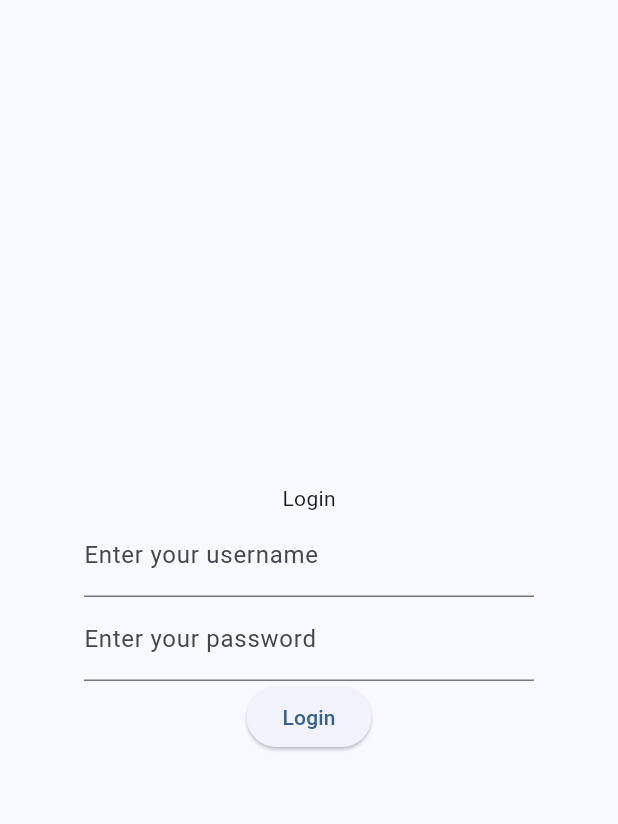
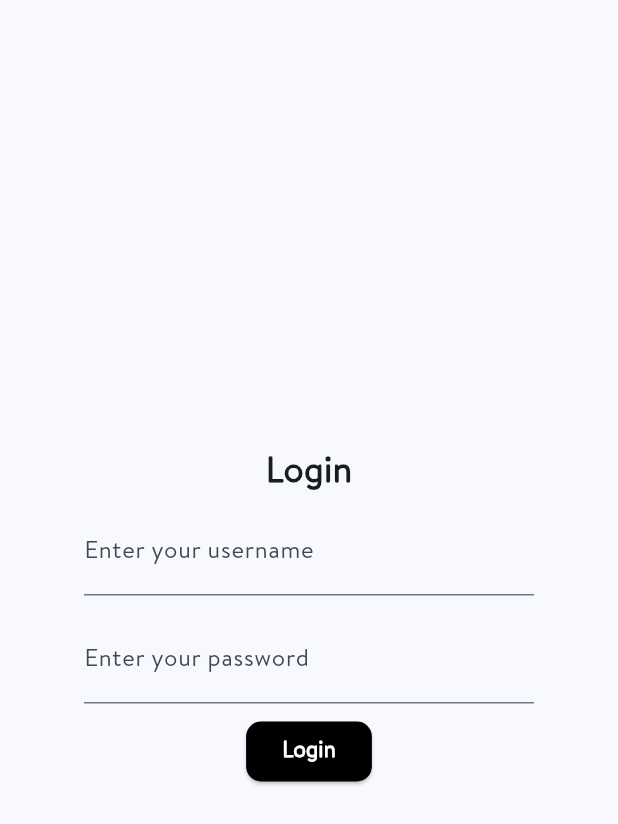
Before and after one commit to priyadarsanmahendiran/Trip-Planner, a Flutter app: the screen it shows after launch, after a tap on "Login", on a phone screen of 412 x 824 dp. Shown: the top 824 px of the screen. Run offline on Flutter 3.47's test engine with Material 3 defaults, Android fonts, the phone set to English and light mode, and no system bars; our stand-ins replace firebase_auth, firebase_core, fluttertoast; accounts and stored records are empty; project files that could hold a hidden picture were left out.

Commit message:
Login/Signup Enhancements

```diff
--- a/trip_planner/lib/home.dart
+++ b/trip_planner/lib/home.dart
@@ -12,13 +12,32 @@
         decoration: const BoxDecoration(
           image: DecorationImage(
             image: AssetImage(
-                'assets/images/login-background.jpg'), // Replace with your background image
+                'assets/images/mountain_bg.jpeg'),
             fit: BoxFit.cover,
           ),
         ),
-        child: Row(
+        child: Column(
+          mainAxisAlignment: MainAxisAlignment.center,
+          crossAxisAlignment: CrossAxisAlignment.center,
           children: [
-            const Text("Ready Set Go!"),
+            const Padding(
+              padding: EdgeInsets.all(8.0),
+              child: SizedBox(
+                width: 300,
+                child: Text(
+                  "Ready,\nSet, Go!",
+                  style: TextStyle(
+                    fontFamily: 'Bogle',
+                    fontSize: 40,
+                    fontWeight: FontWeight.bold,
+                    color: Colors.black,
+                  ),
+                ),
+              ),
+            ),
+            Row(
+              mainAxisAlignment: MainAxisAlignment.center,
+              children: [
                 Container(
                   width: 300,
                   padding: const EdgeInsets.only(top: 500, right: 30, left: 20),
@@ -46,8 +65,7 @@
                               shape: RoundedRectangleBorder(
                                 borderRadius: BorderRadius.circular(15),
                               ),
-                          backgroundColor:
-                              const Color.fromARGB(109, 1, 250, 250)),
+                              backgroundColor: Colors.black),
                           child: const Text(
                             'Login',
                             style: TextStyle(
@@ -74,8 +92,7 @@
                               shape: RoundedRectangleBorder(
                                 borderRadius: BorderRadius.circular(15),
                               ),
-                          backgroundColor:
-                              const Color.fromARGB(109, 1, 250, 250)),
+                              backgroundColor: Colors.black),
                           child: const Text(
                             'Sign Up',
                             style: TextStyle(
@@ -91,6 +108,8 @@
                 ),
               ],
             ),
+          ],
+        ),
       ),
     );
   }
--- a/trip_planner/lib/login.dart
+++ b/trip_planner/lib/login.dart
@@ -18,6 +18,7 @@
   final _firebaseAuth = FirebaseAuth.instance;
   TextEditingController emailController = TextEditingController();
   TextEditingController passwordController = TextEditingController();
+  bool isLoading = false;
 
   @override
   Widget build(BuildContext context) {
@@ -28,8 +29,15 @@
           child: Column(
             mainAxisAlignment: MainAxisAlignment.center,
             children: [
-              const Center(child: Text("Login")),
-              SizedBox(
+              const Center(child: Text(
+                "Login",
+                style: TextStyle(
+                  fontSize: 24.0,
+                  fontWeight: FontWeight.bold,
+                ),
+                )),
+              Padding(padding: const EdgeInsets.all(8.0),
+                child: SizedBox(
                   width: 300,
                   child: TextFormField(
                     controller: emailController,
@@ -45,7 +53,9 @@
                     },
                   ),
                 ),
-              SizedBox(
+              ),
+              Padding(padding: const EdgeInsets.all(8.0),
+                child: SizedBox(
                   width: 300,
                   child: TextFormField(
                   controller: passwordController,
@@ -61,11 +71,32 @@
                     },
                   ),
                 ),
+              ),
               ElevatedButton(
+                style: ElevatedButton.styleFrom(
+                  backgroundColor: Colors.black,
+                  foregroundColor: Colors.white,
+                  shape: RoundedRectangleBorder(
+                    borderRadius: BorderRadius.circular(10),
+                  ),
+                ),
                 onPressed: () async {
                   await firebaseSignIn(context);
                 },
-                child: const Text('Login'),
+                child: isLoading
+                      ? const SizedBox(
+                          height: 30,
+                          width: 30,
+                          child: CircularProgressIndicator(
+                              strokeWidth: 3, color: Colors.white),
+                        ) : const Text(
+                  'Login',
+                  style: TextStyle(
+                    fontFamily: 'Bogle',
+                    fontSize: 15,
+                    fontWeight: FontWeight.bold,
+                  ),
+                ),
               )
             ],
           ),
@@ -76,14 +107,20 @@
 
   Future<void> firebaseSignIn(BuildContext context) async {
     if (_formKey.currentState!.validate()) {
+      setState(() {
+        isLoading = true;
+      });
       String message = '';
       try {
-        await _firebaseAuth.signInWithEmailAndPassword( // instantiated earlier on: final _firebaseAuth = FirebaseAuth.instance;
+        await _firebaseAuth.signInWithEmailAndPassword(
           email: emailController.text.trim(),
           password: passwordController.text.trim(),
         );
         Future.delayed(const Duration(seconds: 3), () {
           if(mounted) {
+            setState(() {
+              isLoading = false;
+            });
             Navigator.of(context, rootNavigator: true).push(
               MaterialPageRoute(
                 builder: (context) => const HomeScreen(title: 'Home',),
@@ -92,6 +129,9 @@
           }
         });
       } on FirebaseAuthException catch (e) {
+          setState(() {
+            isLoading = false;
+          });
           if (e.code == 'INVALID_LOGIN_CREDENTIALS') {
             message = 'Invalid Login Credentials.';
           } else {
@@ -106,6 +146,9 @@
             fontSize: 14.0,
           );
         } catch (e) {
+          setState(() {
+            isLoading = false;
+          });
           Fluttertoast.showToast(
             msg: "Failed: $e",
             toastLength: Toast.LENGTH_LONG,
```
Also changed, not shown: trip_planner/lib/home_screen.dart (+32 -31 lines), trip_planner/lib/signup.dart (+28 -2 lines), trip_planner/pubspec.yaml (+6 -4 lines), trip_planner/assets/images/mountain_bg.jpeg (added), 4 other files. Lines whose indentation alone changed are shown as unchanged.
